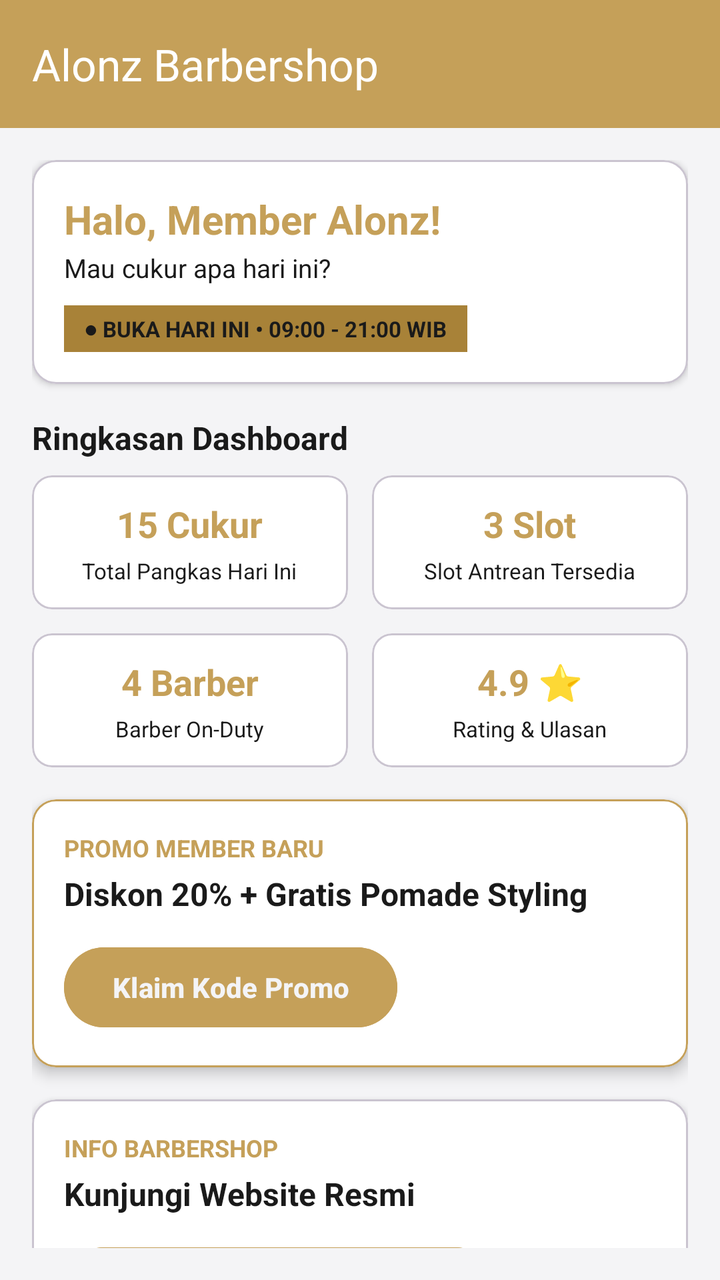
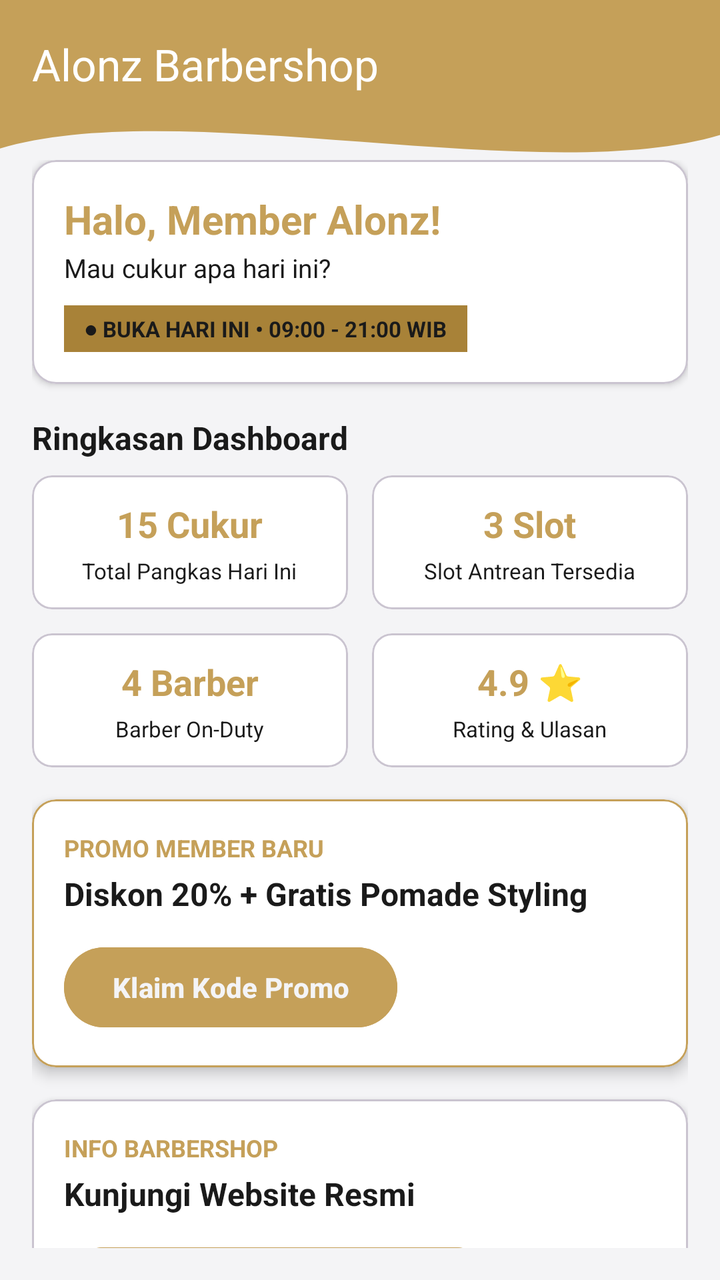

Compare the two renders of this Android layout. The source of the first and the diff that turns it into the second are given below.
<!-- AndroidManifest.xml: application theme Theme.SLM_Doritos -->
<!-- res/layout/fragment_beranda.xml -->
<?xml version="1.0" encoding="utf-8"?>
<androidx.constraintlayout.widget.ConstraintLayout xmlns:android="http://schemas.android.com/apk/res/android"
    xmlns:app="http://schemas.android.com/apk/res-auto"
    android:layout_width="match_parent"
    android:layout_height="match_parent"
    android:background="@color/bg_dark">

    <androidx.appcompat.widget.Toolbar
        android:id="@+id/toolbar"
        android:layout_width="match_parent"
        android:layout_height="?attr/actionBarSize"
        android:background="?attr/colorPrimary"
        app:layout_constraintEnd_toEndOf="parent"
        app:layout_constraintStart_toStartOf="parent"
        app:layout_constraintTop_toTopOf="parent"
        app:title="@string/app_name"
        app:titleTextColor="@android:color/white" />

    <androidx.core.widget.NestedScrollView
        android:layout_width="match_parent"
        android:layout_height="0dp"
        android:padding="16dp"
        app:layout_constraintBottom_toBottomOf="parent"
        app:layout_constraintTop_toBottomOf="@+id/toolbar">

        <LinearLayout
            android:layout_width="match_parent"
            android:layout_height="wrap_content"
            android:orientation="vertical">

            
            <com.google.android.material.card.MaterialCardView
                android:layout_width="match_parent"
                android:layout_height="wrap_content"
                android:layout_marginBottom="16dp"
                app:cardBackgroundColor="@color/card_dark"
                app:cardCornerRadius="12dp"
                app:cardElevation="2dp">

                <LinearLayout
                    android:layout_width="match_parent"
                    android:layout_height="wrap_content"
                    android:orientation="vertical"
                    android:padding="16dp">

                    <TextView
                        android:id="@+id/tvGreeting"
                        android:layout_width="wrap_content"
                        android:layout_height="wrap_content"
                        android:text="Halo, Member Alonz!"
                        android:textColor="@color/gold_primary"
                        android:textSize="20sp"
                        android:textStyle="bold" />

                    <TextView
                        android:layout_width="wrap_content"
                        android:layout_height="wrap_content"
                        android:layout_marginTop="2dp"
                        android:text="Mau cukur apa hari ini?"
                        android:textColor="@color/text_white"
                        android:textSize="13sp" />

                    
                    <TextView
                        android:layout_width="wrap_content"
                        android:layout_height="wrap_content"
                        android:layout_marginTop="10dp"
                        android:background="@color/gold_dark"
                        android:paddingHorizontal="10dp"
                        android:paddingVertical="4dp"
                        android:text="● BUKA HARI INI • 09:00 - 21:00 WIB"
                        android:textColor="@color/text_white"
                        android:textSize="11sp"
                        android:textStyle="bold" />

                </LinearLayout>

            </com.google.android.material.card.MaterialCardView>

            
            <TextView
                android:layout_width="wrap_content"
                android:layout_height="wrap_content"
                android:layout_marginBottom="8dp"
                android:text="Ringkasan Dashboard"
                android:textColor="@color/text_white"
                android:textSize="16sp"
                android:textStyle="bold" />

            
            <LinearLayout
                android:layout_width="match_parent"
                android:layout_height="wrap_content"
                android:layout_marginBottom="12dp"
                android:orientation="horizontal">

                
                <com.google.android.material.card.MaterialCardView
                    android:id="@+id/cardTotalPangkas"
                    android:layout_width="0dp"
                    android:layout_height="wrap_content"
                    android:layout_marginEnd="6dp"
                    android:layout_weight="1"
                    android:clickable="true"
                    android:focusable="true"
                    app:cardBackgroundColor="@color/card_dark"
                    app:cardCornerRadius="10dp">

                    <LinearLayout
                        android:layout_width="match_parent"
                        android:layout_height="wrap_content"
                        android:gravity="center"
                        android:orientation="vertical"
                        android:padding="12dp">

                        <TextView
                            android:layout_width="wrap_content"
                            android:layout_height="wrap_content"
                            android:text="15 Cukur"
                            android:textColor="@color/gold_primary"
                            android:textSize="18sp"
                            android:textStyle="bold" />

                        <TextView
                            android:layout_width="wrap_content"
                            android:layout_height="wrap_content"
                            android:layout_marginTop="4dp"
                            android:text="Total Pangkas Hari Ini"
                            android:textColor="@color/text_white"
                            android:textSize="11sp" />
                    </LinearLayout>
                </com.google.android.material.card.MaterialCardView>

                
                <com.google.android.material.card.MaterialCardView
                    android:id="@+id/cardSlotAntrean"
                    android:layout_width="0dp"
                    android:layout_height="wrap_content"
                    android:layout_marginStart="6dp"
                    android:layout_weight="1"
                    android:clickable="true"
                    android:focusable="true"
                    app:cardBackgroundColor="@color/card_dark"
                    app:cardCornerRadius="10dp">

                    <LinearLayout
                        android:layout_width="match_parent"
                        android:layout_height="wrap_content"
                        android:gravity="center"
                        android:orientation="vertical"
                        android:padding="12dp">

                        <TextView
                            android:layout_width="wrap_content"
                            android:layout_height="wrap_content"
                            android:text="3 Slot"
                            android:textColor="@color/gold_primary"
                            android:textSize="18sp"
                            android:textStyle="bold" />

                        <TextView
                            android:layout_width="wrap_content"
                            android:layout_height="wrap_content"
                            android:layout_marginTop="4dp"
                            android:text="Slot Antrean Tersedia"
                            android:textColor="@color/text_white"
                            android:textSize="11sp" />
                    </LinearLayout>
                </com.google.android.material.card.MaterialCardView>

            </LinearLayout>

            
            <LinearLayout
                android:layout_width="match_parent"
                android:layout_height="wrap_content"
                android:layout_marginBottom="16dp"
                android:orientation="horizontal">

                
                <com.google.android.material.card.MaterialCardView
                    android:id="@+id/cardBarberOnDuty"
                    android:layout_width="0dp"
                    android:layout_height="wrap_content"
                    android:layout_marginEnd="6dp"
                    android:layout_weight="1"
                    android:clickable="true"
                    android:focusable="true"
                    app:cardBackgroundColor="@color/card_dark"
                    app:cardCornerRadius="10dp">

                    <LinearLayout
                        android:layout_width="match_parent"
                        android:layout_height="wrap_content"
                        android:gravity="center"
                        android:orientation="vertical"
                        android:padding="12dp">

                        <TextView
                            android:layout_width="wrap_content"
                            android:layout_height="wrap_content"
                            android:text="4 Barber"
                            android:textColor="@color/gold_primary"
                            android:textSize="18sp"
                            android:textStyle="bold" />

                        <TextView
                            android:layout_width="wrap_content"
                            android:layout_height="wrap_content"
                            android:layout_marginTop="4dp"
                            android:text="Barber On-Duty"
                            android:textColor="@color/text_white"
                            android:textSize="11sp" />
                    </LinearLayout>
                </com.google.android.material.card.MaterialCardView>

                
                <com.google.android.material.card.MaterialCardView
                    android:id="@+id/cardRatingLayanan"
                    android:layout_width="0dp"
                    android:layout_height="wrap_content"
                    android:layout_marginStart="6dp"
                    android:layout_weight="1"
                    android:clickable="true"
                    android:focusable="true"
                    app:cardBackgroundColor="@color/card_dark"
                    app:cardCornerRadius="10dp">

                    <LinearLayout
                        android:layout_width="match_parent"
                        android:layout_height="wrap_content"
                        android:gravity="center"
                        android:orientation="vertical"
                        android:padding="12dp">

                        <TextView
                            android:layout_width="wrap_content"
                            android:layout_height="wrap_content"
                            android:text="4.9 ⭐"
                            android:textColor="@color/gold_primary"
                            android:textSize="18sp"
                            android:textStyle="bold" />

                        <TextView
                            android:layout_width="wrap_content"
                            android:layout_height="wrap_content"
                            android:layout_marginTop="4dp"
                            android:text="Rating &amp; Ulasan"
                            android:textColor="@color/text_white"
                            android:textSize="11sp" />
                    </LinearLayout>
                </com.google.android.material.card.MaterialCardView>

            </LinearLayout>

            
            <com.google.android.material.card.MaterialCardView
                android:layout_width="match_parent"
                android:layout_height="wrap_content"
                android:layout_marginBottom="16dp"
                app:cardBackgroundColor="@color/card_dark"
                app:cardCornerRadius="12dp"
                app:cardElevation="4dp"
                app:strokeColor="@color/gold_primary"
                app:strokeWidth="1dp">

                <LinearLayout
                    android:layout_width="match_parent"
                    android:layout_height="wrap_content"
                    android:orientation="vertical"
                    android:padding="16dp">

                    <TextView
                        android:layout_width="wrap_content"
                        android:layout_height="wrap_content"
                        android:text="PROMO MEMBER BARU"
                        android:textColor="@color/gold_primary"
                        android:textSize="12sp"
                        android:textStyle="bold" />

                    <TextView
                        android:layout_width="wrap_content"
                        android:layout_height="wrap_content"
                        android:layout_marginTop="4dp"
                        android:text="Diskon 20% + Gratis Pomade Styling"
                        android:textColor="@color/text_white"
                        android:textSize="16sp"
                        android:textStyle="bold" />

                    <Button
                        android:id="@+id/btnKlaimPromo"
                        android:layout_width="wrap_content"
                        android:layout_height="wrap_content"
                        android:layout_marginTop="12dp"
                        android:backgroundTint="@color/gold_primary"
                        android:text="Klaim Kode Promo"
                        android:textColor="@color/bg_dark"
                        android:textStyle="bold" />

                </LinearLayout>

            </com.google.android.material.card.MaterialCardView>

            
            <com.google.android.material.card.MaterialCardView
                android:layout_width="match_parent"
                android:layout_height="wrap_content"
                android:layout_marginBottom="16dp"
                app:cardBackgroundColor="@color/card_dark"
                app:cardCornerRadius="12dp"
                app:cardElevation="4dp">

                <LinearLayout
                    android:layout_width="match_parent"
                    android:layout_height="wrap_content"
                    android:orientation="vertical"
                    android:padding="16dp">

                    <TextView
                        android:layout_width="wrap_content"
                        android:layout_height="wrap_content"
                        android:text="INFO BARBERSHOP"
                        android:textColor="@color/gold_primary"
                        android:textSize="12sp"
                        android:textStyle="bold" />

                    <TextView
                        android:layout_width="wrap_content"
                        android:layout_height="wrap_content"
                        android:layout_marginTop="4dp"
                        android:text="Kunjungi Website Resmi"
                        android:textColor="@color/text_white"
                        android:textSize="16sp"
                        android:textStyle="bold" />

                    <Button
                        android:id="@+id/btnWebsite"
                        android:layout_width="wrap_content"
                        android:layout_height="wrap_content"
                        android:layout_marginTop="12dp"
                        android:backgroundTint="@color/gold_primary"
                        android:text="Buka Web Barbershop"
                        android:textColor="@color/bg_dark"
                        app:icon="@drawable/ic_web"
                        app:iconGravity="textStart"
                        app:iconTint="@color/bg_dark" />

                </LinearLayout>

            </com.google.android.material.card.MaterialCardView>

        </LinearLayout>

    </androidx.core.widget.NestedScrollView>

</androidx.constraintlayout.widget.ConstraintLayout>
<!-- resources referenced by this layout -->
<resources>
  <color name="bg_dark">#F4F4F6</color>
  <color name="card_dark">#FFFFFF</color>
  <color name="gold_dark">#A88238</color>
  <color name="gold_primary">#C5A059</color>
  <color name="text_white">#1A1A1A</color>
  <!-- drawable ic_web (drawable) -->
  <vector xmlns:android="http://schemas.android.com/apk/res/android"
      android:width="24dp"
      android:height="24dp"
      android:viewportWidth="24"
      android:viewportHeight="24">
    <path
        android:fillColor="@color/gold_primary"
        android:pathData="M12,2C6.48,2 2,6.48 2,12s4.48,10 10,10 10,-4.48 10,-10S17.52,2 12,2zM11,4.07c-3.06,0.44 -5.58,2.64 -6.52,5.56h3.69c0.23,-1.99 0.99,-3.83 2.19,-5.32zM11,11H4.07c-0.05,0.33 -0.07,0.66 -0.07,1s0.02,0.67 0.07,1H11v-2zM4.48,15h3.69c0.94,2.92 3.46,5.12 6.52,5.56 -1.2,-1.49 -1.96,-3.33 -2.19,-5.32zM13,4.07c1.2,1.49 1.96,3.33 2.19,5.32h3.69c-0.94,-2.92 -3.46,-5.12 -6.52,-5.56zM13,11v2h6.93c0.05,-0.33 0.07,-0.66 0.07,-1s-0.02,-0.67 -0.07,-1H13zM15.83,15c-0.23,1.99 -0.99,3.83 -2.19,5.32 3.06,-0.44 5.58,-2.64 6.52,-5.56h-3.69z"/>
  </vector>
  <string name="app_name">Alonz Barbershop</string>
  <style name="Theme.SLM_Doritos" parent="Base.Theme.SLM_Doritos" />
  <style name="Base.Theme.SLM_Doritos" parent="Theme.Material3.DayNight.NoActionBar">
          <item name="colorPrimary">@color/gold_primary</item>
          <item name="colorOnPrimary">@color/bg_dark</item>
          <item name="android:windowBackground">@color/bg_dark</item>
          <item name="android:textColorPrimary">@color/text_white</item>
      </style>
</resources>

<!-- the commit's change to res/layout/fragment_beranda.xml (unified diff, before → after) -->
@@ -5,11 +5,21 @@
     android:layout_height="match_parent"
     android:background="@color/bg_dark">
 
+    
+    <View
+        android:id="@+id/background_header"
+        android:layout_width="0dp"
+        android:layout_height="135dp"
+        android:background="@drawable/bg_header_wave"
+        app:layout_constraintEnd_toEndOf="parent"
+        app:layout_constraintStart_toStartOf="parent"
+        app:layout_constraintTop_toTopOf="parent" />
+
     <androidx.appcompat.widget.Toolbar
         android:id="@+id/toolbar"
         android:layout_width="match_parent"
         android:layout_height="?attr/actionBarSize"
-        android:background="?attr/colorPrimary"
+        android:background="@android:color/transparent"
         app:layout_constraintEnd_toEndOf="parent"
         app:layout_constraintStart_toStartOf="parent"
         app:layout_constraintTop_toTopOf="parent"
<!-- resource entries referenced after the edit -->
@@ -5,6 +5,25 @@
   <color name="gold_dark">#A88238</color>
   <color name="gold_primary">#C5A059</color>
   <color name="text_white">#1A1A1A</color>
+  <!-- drawable bg_header_wave (drawable) -->
+  <?xml version="1.0" encoding="utf-8"?>
+  <vector xmlns:android="http://schemas.android.com/apk/res/android"
+      android:width="100dp"
+      android:height="100dp"
+      android:viewportWidth="100"
+      android:viewportHeight="100">
+  
+      <path
+          android:fillColor="?attr/colorPrimary"
+          android:pathData="
+              M0,0
+              L100,0
+              L100,50
+              C 75,70
+                25,35
+                0,55
+              Z" />
+  </vector>
   <!-- drawable ic_web (drawable) -->
   <vector xmlns:android="http://schemas.android.com/apk/res/android"
       android:width="24dp"
